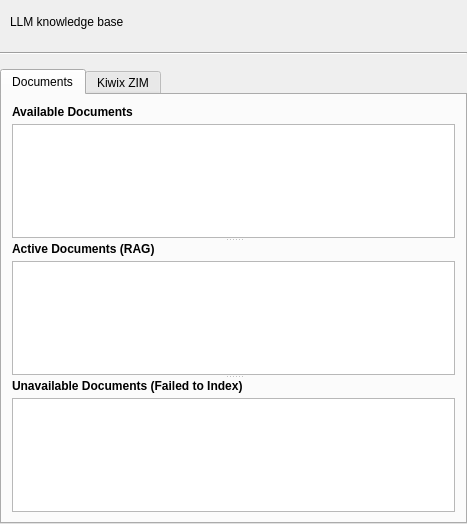
Before: the Qt Designer form src/airunner/components/documents/gui/widgets/templates/documents.ui in Capsize-Games/airunner, drawn with Qt 5.
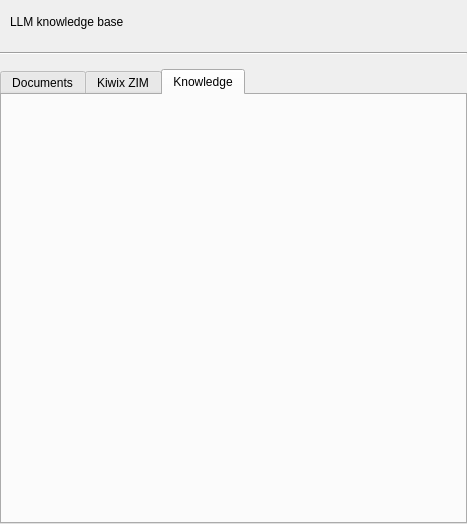
After: the same form once the commit is applied. The open tabs and pages were chosen to show the change.

What changed in the file:
```diff
--- a/src/airunner/components/documents/gui/widgets/templates/documents.ui
+++ b/src/airunner/components/documents/gui/widgets/templates/documents.ui
@@ -332,6 +332,49 @@
        </item>
       </layout>
      </widget>
+     <widget class="QWidget" name="tabKnowledge">
+      <attribute name="title">
+       <string>Knowledge</string>
+      </attribute>
+      <layout class="QVBoxLayout" name="verticalLayoutKnowledge">
+       <property name="spacing">
+        <number>0</number>
+       </property>
+       <property name="leftMargin">
+        <number>0</number>
+       </property>
+       <property name="topMargin">
+        <number>0</number>
+       </property>
+       <property name="rightMargin">
+        <number>0</number>
+       </property>
+       <property name="bottomMargin">
+        <number>0</number>
+       </property>
+       <item>
+        <widget class="QWidget" name="knowledgeFolderContainer" native="true">
+         <layout class="QVBoxLayout" name="knowledgeFolderLayout">
+          <property name="spacing">
+           <number>0</number>
+          </property>
+          <property name="leftMargin">
+           <number>0</number>
+          </property>
+          <property name="topMargin">
+           <number>0</number>
+          </property>
+          <property name="rightMargin">
+           <number>0</number>
+          </property>
+          <property name="bottomMargin">
+           <number>0</number>
+          </property>
+         </layout>
+        </widget>
+       </item>
+      </layout>
+     </widget>
     </widget>
    </item>
    <item row="3" column="0">
```
